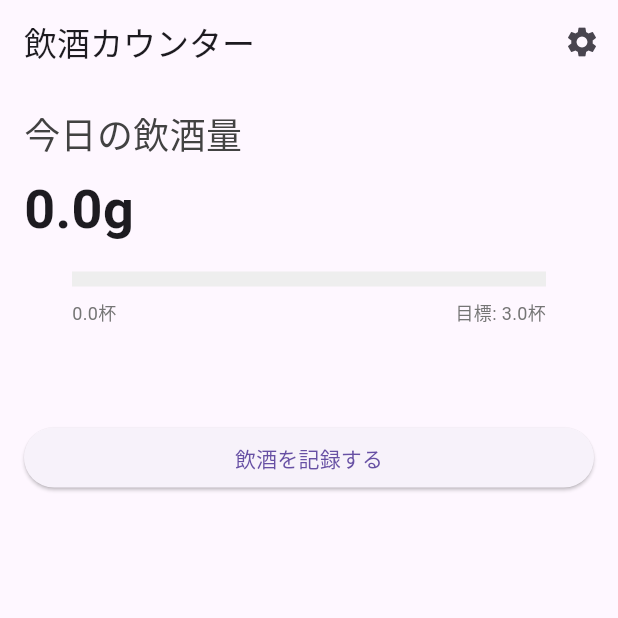
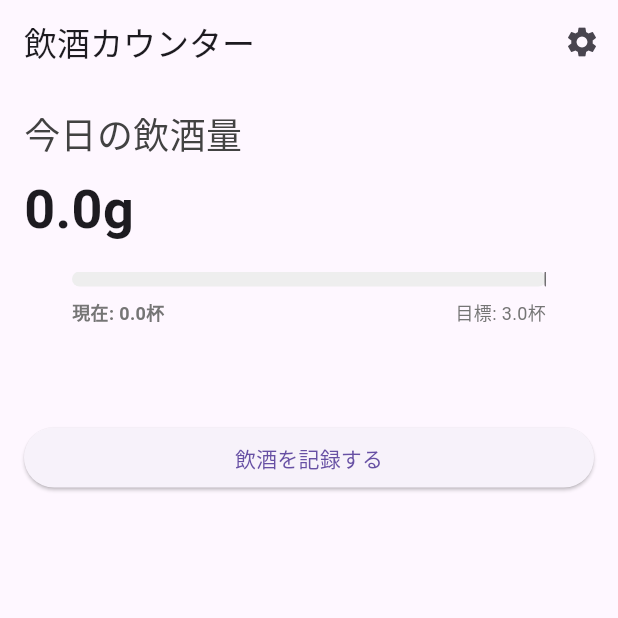
Before and after one commit to cbryotaro/alcohol_counter, a Flutter app: the screen it shows after launch, on a phone screen of 412 x 824 dp, the top half of it. Run offline on Flutter 3.47's test engine with Material 3 defaults, Android fonts, the phone set to English and light mode, and no system bars; our stand-ins replace shared_preferences.

Commit message:
目標超過を表現

```diff
--- a/lib/screens/main_screen.dart
+++ b/lib/screens/main_screen.dart
@@ -90,6 +90,17 @@ class _MainScreenState extends State<MainScreen> {
 
   int _calculateBeerCount(double alcoholGrams) {
     return _calculateBeerEquivalent(alcoholGrams).round();
+  }
+
+  // 目標値を超えた量に応じて警告レベルを返す
+  int _getWarningLevel() {
+    if (_dailyLimit == null || _dailyLimit! <= 0) return 400;
+
+    final ratio = _totalAlcoholGrams / (_dailyLimit! * 20.0);
+    if (ratio >= 2.0) return 900; // 目標の2倍以上
+    if (ratio >= 1.5) return 700; // 目標の1.5倍以上
+    if (ratio >= 1.2) return 500; // 目標の1.2倍以上
+    return 400; // 目標を超えた程度
   }
 
   Widget _getIconForDrinkType(String type) {
@@ -219,30 +230,84 @@ class _MainScreenState extends State<MainScreen> {
                   : Column(
                       crossAxisAlignment: CrossAxisAlignment.start,
                       children: [
-                        LinearProgressIndicator(
-                          value: _dailyLimit != null && _dailyLimit! > 0
-                              ? _totalAlcoholGrams / (_dailyLimit! * 20.0)
-                              : 0.0,
-                          minHeight: 10,
-                          backgroundColor: Colors.grey[200],
-                          valueColor: AlwaysStoppedAnimation<Color>(
-                            _dailyLimit != null &&
-                                    _totalAlcoholGrams >= (_dailyLimit! * 20.0)
-                                ? Colors.red
-                                : Colors.green,
+                        LayoutBuilder(
+                          builder: (context, constraints) {
+                            if (_dailyLimit == null || _dailyLimit! <= 0) {
+                              return const SizedBox.shrink();
+                            }
+
+                            final targetGrams = _dailyLimit! * 20.0;
+                            final isOverLimit = _totalAlcoholGrams > targetGrams;
+                            final maxValue = isOverLimit ? _totalAlcoholGrams : targetGrams;
+
+                            // 目標値のマーカーの相対位置を計算
+                            final targetPosition = (targetGrams / maxValue).clamp(0.0, 1.0);
+                            // 現在値の相対位置を計算
+                            final currentPosition = (_totalAlcoholGrams / maxValue).clamp(0.0, 1.0);
+
+                            return Stack(
+                              children: [
+                                // 背景
+                                Container(
+                                  height: 10,
+                                  decoration: BoxDecoration(
+                                    color: Colors.grey[200],
+                                    borderRadius: BorderRadius.circular(5),
                                   ),
+                                ),
+                                // 進捗バー
+                                FractionallySizedBox(
+                                  widthFactor: currentPosition,
+                                  child: Container(
+                                    height: 10,
+                                    decoration: BoxDecoration(
+                                      color: isOverLimit ? Colors.red[_getWarningLevel()] : Colors.green,
+                                      borderRadius: BorderRadius.circular(5),
+                                    ),
+                                  ),
+                                ),
+                                // 目標値のマーカー
+                                Positioned(
+                                  left: constraints.maxWidth * targetPosition - 1,
+                                  top: 0,
+                                  bottom: 0,
+                                  child: Container(
+                                    width: 2,
+                                    decoration: BoxDecoration(
+                                      color: Colors.black54,
+                                      borderRadius: BorderRadius.circular(1),
+                                    ),
+                                  ),
+                                ),
+                              ],
+                            );
+                          },
                         ),
                         const SizedBox(height: 8),
                         Row(
                           mainAxisAlignment: MainAxisAlignment.spaceBetween,
                           children: [
                             Text(
-                              '${(_totalAlcoholGrams / 20.0).toStringAsFixed(1)}杯',
+                              '現在: ${(_totalAlcoholGrams / 20.0).toStringAsFixed(1)}杯',
                               style: TextStyle(
-                                color: Colors.grey[600],
+                                color: _dailyLimit != null &&
+                                        _totalAlcoholGrams >= (_dailyLimit! * 20.0)
+                                    ? Colors.red[_getWarningLevel()]
+                                    : Colors.grey[600],
                                 fontSize: 12,
+                                fontWeight: FontWeight.bold,
                               ),
                             ),
+                            if (_dailyLimit != null && _totalAlcoholGrams > (_dailyLimit! * 20.0))
+                              Text(
+                                '目標の${(_totalAlcoholGrams / (_dailyLimit! * 20.0)).toStringAsFixed(1)}倍を摂取',
+                                style: TextStyle(
+                                  color: Colors.red[_getWarningLevel()],
+                                  fontSize: 12,
+                                  fontWeight: FontWeight.bold,
+                                ),
+                              )
+                            else
                               Text(
                                 '目標: ${_dailyLimit?.toStringAsFixed(1) ?? '2.0'}杯',
                                 style: TextStyle(
```
Lines whose indentation alone changed are shown as unchanged.
